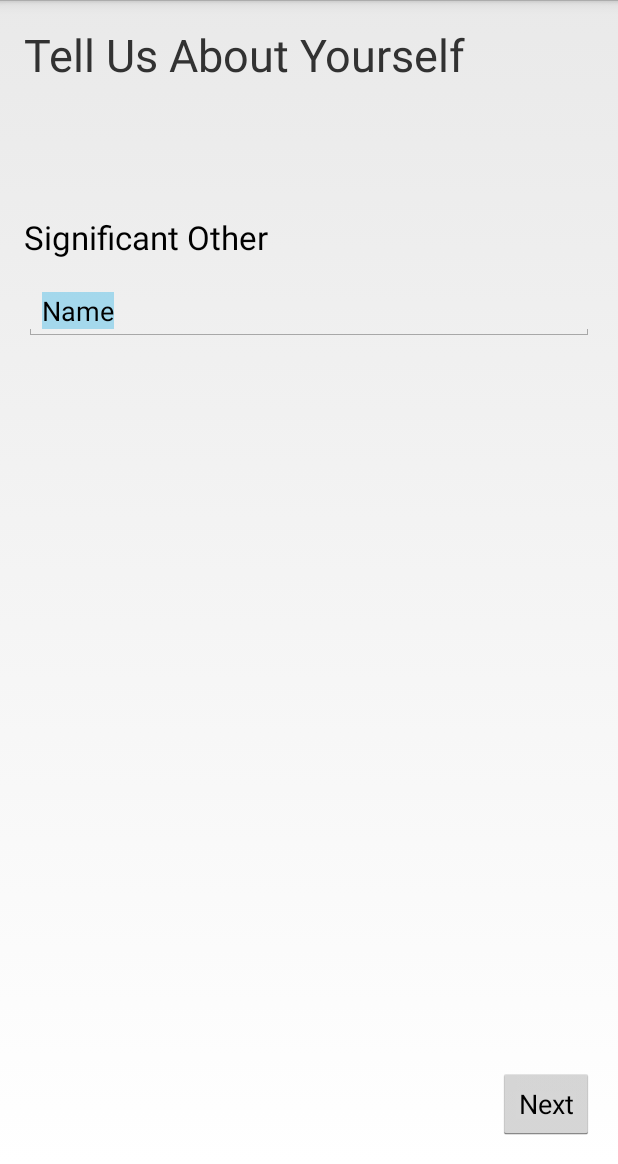
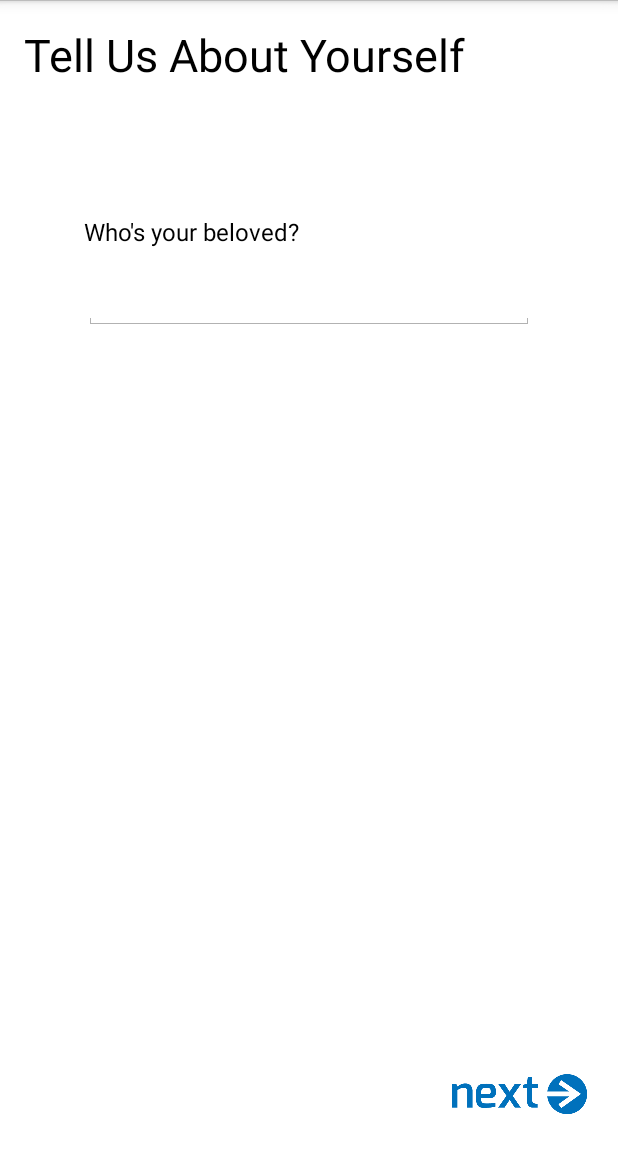
Before and after one commit to esneider/relationshit-android, an Android app: the screen it shows after launch (InitActivity), on a phone screen of 412 x 824 dp, the part 72-1236 px from its top. Run offline under Robolectric (Android 15) with nearby library versions, the phone set to English and light mode, and no system bars; libraries missing offline, so code that uses them is left out: com.loopj.android; 7 statements that could not run were skipped.

Commit message:
Dan: Styling init page

```diff
--- a/app/src/main/java/hack/relationshit/InitActivity.java
+++ b/app/src/main/java/hack/relationshit/InitActivity.java
@@ -1,20 +1,28 @@
 package hack.relationshit;
 
+import android.app.Activity;
+import android.content.Context;
 import android.content.Intent;
 import android.database.Cursor;
+import android.graphics.Bitmap;
 import android.graphics.Typeface;
 import android.net.Uri;
 import android.os.Bundle;
 import android.support.v4.app.Fragment;
 import android.support.v4.app.FragmentActivity;
 import android.support.v7.app.ActionBarActivity;
+import android.util.Log;
 import android.view.LayoutInflater;
 import android.view.Menu;
 import android.view.MenuItem;
+import android.view.MotionEvent;
 import android.view.View;
 import android.view.ViewGroup;
+import android.view.inputmethod.InputMethodManager;
+import android.widget.AdapterView;
 import android.widget.ArrayAdapter;
 import android.widget.AutoCompleteTextView;
+import android.widget.ImageView;
 import android.widget.TextView;
 
 import java.util.ArrayList;
@@ -23,6 +31,7 @@ import java.util.List;
 
 import hack.relationshit.http.Message;
 import hack.relationshit.http.ServerDAO;
+import hack.relationshit.utils.ImageHelper;
 
 
 public class InitActivity extends FragmentActivity {
@@ -51,13 +60,56 @@ public class InitActivity extends FragmentActivity {
     @Override
     protected void onResumeFragments() {
         super.onResumeFragments();
+        final Activity that = this;
 
-        AutoCompleteTextView contactName = (AutoCompleteTextView) findViewById(R.id.autoCompleteTextView);
+        final ImageView erase = (ImageView) findViewById(R.id.erase);
+        final AutoCompleteTextView contactName = (AutoCompleteTextView) findViewById(R.id.autoCompleteTextView);
+        final ImageView imageView = (ImageView) that.findViewById(R.id.beloved_pic);
+
+
         Collection<String> contactNames = PhoneContact.getContactNames(this);
         String[] contactNamesArray = contactNames.toArray(new String[contactNames.size()]);
 
         ArrayAdapter<String> adapter = new ArrayAdapter<>(this, android.R.layout.simple_list_item_1, contactNamesArray);
         contactName.setAdapter(adapter);
+
+        contactName.setOnItemClickListener(new AdapterView.OnItemClickListener() {
+            @Override
+            public void onItemClick(AdapterView<?> parent, View view, int position, long id) {
+                InputMethodManager inputMethodManager = (InputMethodManager)  that.getSystemService(Activity.INPUT_METHOD_SERVICE);
+                inputMethodManager.hideSoftInputFromWindow(that.getCurrentFocus().getWindowToken(), 0);
+
+                String name = parent.getItemAtPosition(position).toString();
+                Bitmap image = PhoneContact.getImage(that, name);
+                imageView.setImageBitmap(ImageHelper.getRoundedCornerBitmap(image,image.getHeight()/2));
+                imageView.setVisibility(View.VISIBLE);
+                erase.setVisibility(View.VISIBLE);
+            }
+        });
+
+        erase.setOnTouchListener(new View.OnTouchListener() {
+            @Override
+            public boolean onTouch(View v, MotionEvent event) {
+                switch (event.getAction()) {
+                    case MotionEvent.ACTION_DOWN: {
+                        erase.setImageResource(R.drawable.erase_pressed);
+                    }
+                    case MotionEvent.ACTION_UP: {
+                        erase.setImageResource(R.drawable.erase);
+                    }
+                }
+                return false;
+            }
+        });
+
+        erase.setOnClickListener(new View.OnClickListener() {
+            @Override
+            public void onClick(View v) {
+                contactName.setText("");
+                imageView.setVisibility(View.INVISIBLE);
+                erase.setVisibility(View.INVISIBLE);
+            }
+        });
     }
 
     @Override
--- a/app/src/main/res/layout/fragment_init.xml
+++ b/app/src/main/res/layout/fragment_init.xml
@@ -4,12 +4,14 @@
     android:paddingRight="@dimen/activity_horizontal_margin"
     android:paddingTop="@dimen/activity_vertical_margin"
     android:paddingBottom="@dimen/activity_vertical_margin"
+    android:background="#FFFFFF"
     tools:context="hack.relationshit.InitActivity$PlaceholderFragment">
 
     <TextView android:text="@string/welcome_info"
         android:layout_width="wrap_content"
         android:layout_height="wrap_content"
         android:textSize="30sp"
+        android:textColor="#000000"
         android:id="@+id/textView" />
 
     <TextView
@@ -20,27 +22,50 @@
         android:id="@+id/textView2"
         android:layout_alignParentLeft="true"
         android:layout_alignParentStart="true"
+        android:textSize="16dp"
+        android:layout_marginLeft="40dp"
+        android:layout_marginRight="40dp"
         android:layout_marginTop="127dp" />
 
-    <Button
-        android:layout_width="wrap_content"
-        android:layout_height="wrap_content"
-        android:text="@string/next"
+    <ImageView
+        android:layout_width="100dp"
+        android:layout_height="62dp"
+        android:src="@drawable/next"
         android:id="@+id/button"
         android:layout_alignParentBottom="true"
         android:layout_alignParentRight="true"
         android:layout_alignParentEnd="true"
         android:onClick="next"/>
 
+    <ImageView
+        android:layout_width="120dp"
+        android:layout_height="120dp"
+        android:id="@+id/beloved_pic"
+        android:layout_centerHorizontal="true"
+        android:visibility="invisible"
+        android:layout_marginTop="220dp"/>
+
+    <ImageView
+        android:layout_width="60dp"
+        android:layout_height="23dp"
+        android:id="@+id/erase"
+        android:src="@drawable/erase"
+        android:layout_centerHorizontal="true"
+        android:onClick="erase"
+        android:visibility="invisible"
+        android:layout_marginTop="340dp"/>
+
     <AutoCompleteTextView
         android:layout_width="fill_parent"
         android:layout_height="wrap_content"
-        android:text="@string/contact_name"
         android:id="@+id/autoCompleteTextView"
         android:layout_alignParentLeft="true"
         android:layout_alignParentStart="true"
         android:selectAllOnFocus="true"
+
         android:layout_below="@+id/textView2"
-        android:layout_marginTop="15dp"/>
+        android:layout_marginTop="15dp"
+        android:layout_marginLeft="40dp"
+        android:layout_marginRight="40dp"/>
 
 </RelativeLayout>
--- a/app/src/main/res/values/strings.xml
+++ b/app/src/main/res/values/strings.xml
@@ -12,7 +12,7 @@
     <string name="hello_blank_fragment">Hello blank fragment</string>
     <string name="welcome">Welcome!</string>
     <string name="welcome_info">Tell Us About Yourself</string>
-    <string name="significant_other">Significant Other</string>
+    <string name="significant_other">Who\'s your beloved?</string>
     <string name="next">Next</string>
     <string name="contact_name">Name</string>
     <string name="title_activity_loading">LoadingActivity</string>
```
Also changed, not shown: app/src/main/java/hack/relationshit/PhoneContact.java (+27 -0 lines), app/src/main/java/hack/relationshit/utils/ImageHelper.java (added, +34 -0 lines), app/src/main/res/drawable/erase.png (added), app/src/main/res/drawable/erase_pressed.png (added), app/src/main/res/drawable/next.png (added).
